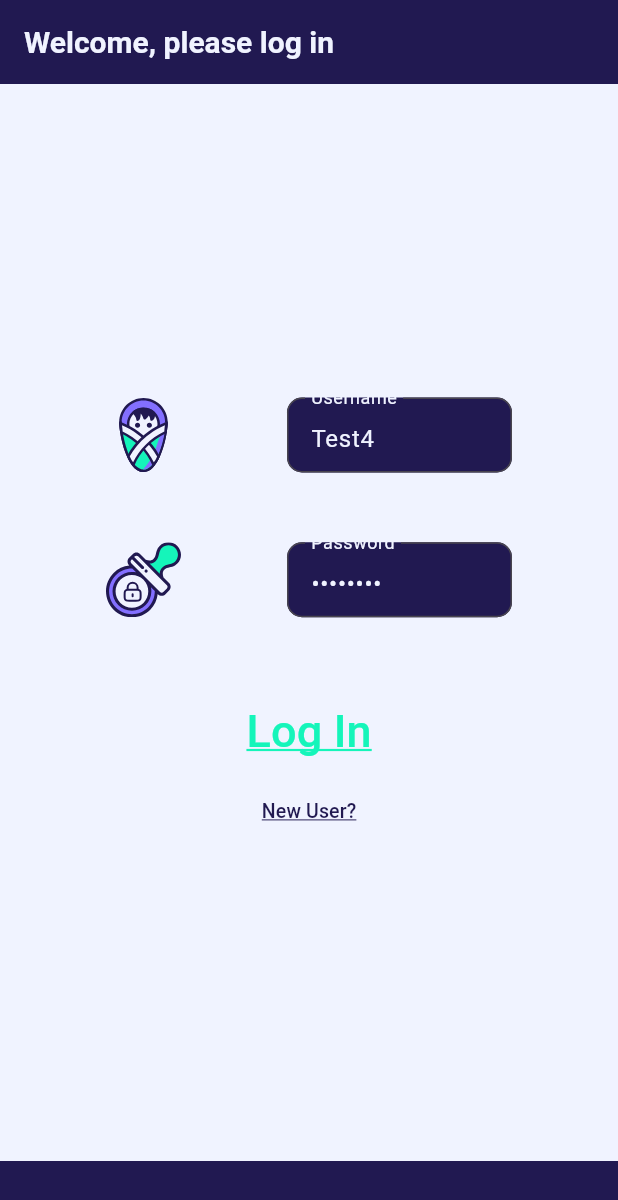
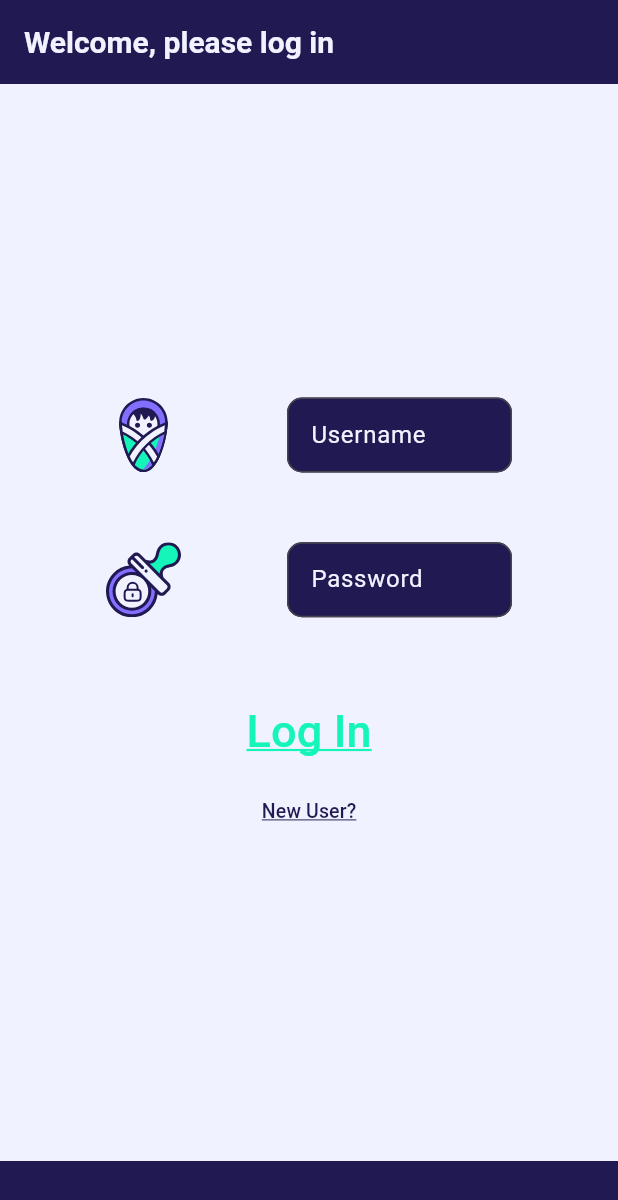
Before and after one commit to LordStacker/mobile_exam, a Flutter app: the screen it shows after launch, on a phone screen of 412 x 824 dp. Shown: the top 1200 px of the screen. Run offline on Flutter 3.47's test engine with Material 3 defaults, Android fonts, the light colour scheme and no system bars; our stand-ins replace bloc, firebase_core, firebase_messaging, flutter_bloc, flutter_svg, freezed_annotation; accounts and stored records are empty.

Commit message:
remove controller text in login

```diff
--- a/lib/ui/views/login.dart
+++ b/lib/ui/views/login.dart
@@ -14,8 +14,8 @@ class Login extends StatefulWidget {
 }
 
 class _LoginState extends State<Login> {
-  final usernameController = TextEditingController(text: "Test4");
-  final passwordController = TextEditingController(text: "pass1234");
+  final usernameController = TextEditingController(text: "");
+  final passwordController = TextEditingController(text: "");
   final _inputValidator = InputValidator();
 
   @override
```
